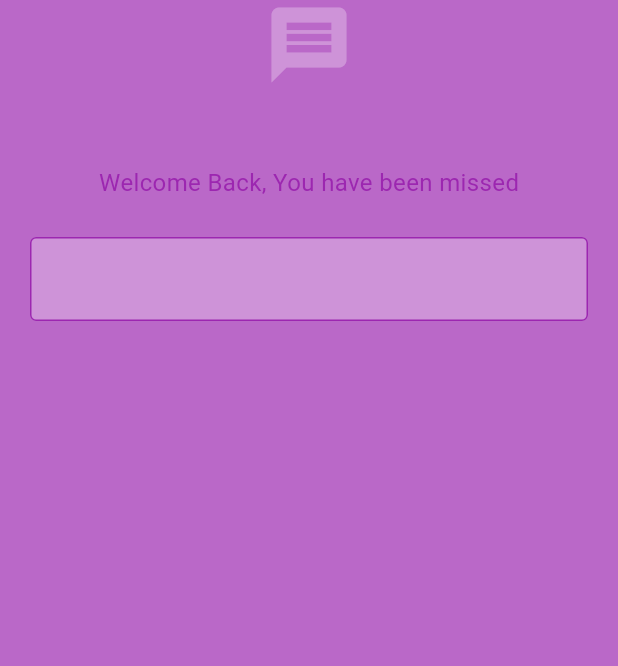
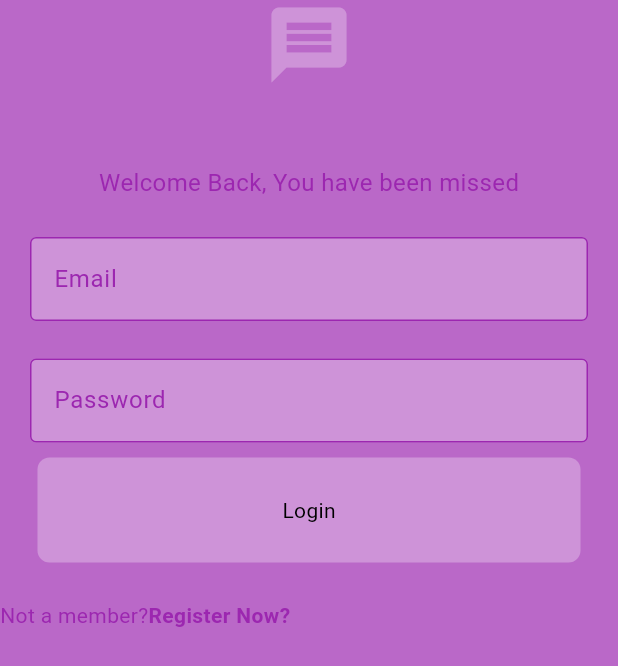
Before and after one commit to Divyanshu-yadav-18/Chat-App, a Flutter app: the screen it shows after launch, on a phone screen of 412 x 824 dp. Shown: the top 666 px of the screen. Run offline on Flutter 3.47's test engine with Material 3 defaults, Android fonts, the phone set to English and light mode, and no system bars.

Commit message:
build login page

```diff
--- /dev/null
+++ b/lib/Components/my_button.dart
@@ -0,0 +1,24 @@
+import 'package:flutter/material.dart';
+
+class MyButton extends StatelessWidget {
+  final String text;
+  final void Function()? onTap;
+  const MyButton({super.key, required this.text, required this.onTap});
+
+  @override
+  Widget build(BuildContext context) {
+    return GestureDetector(
+      onTap: onTap,
+      child: Container(
+        decoration: BoxDecoration(
+            color: Theme.of(context).colorScheme.secondary,
+            borderRadius: BorderRadius.circular(8)),
+        padding: const EdgeInsets.all(25),
+        margin: const EdgeInsets.symmetric(horizontal: 25),
+        child: Center(
+          child: Text(text),
+        ),
+      ),
+    );
+  }
+}
--- a/lib/Components/mytextfield.dart
+++ b/lib/Components/mytextfield.dart
@@ -1,20 +1,32 @@
 import 'package:flutter/material.dart';
 
 class Mytextfield extends StatelessWidget {
-  const Mytextfield({super.key});
+  final String? hintText;
+  final bool obscureText;
+  final TextEditingController? controller;
+
+  const Mytextfield(
+      {super.key,
+      required this.hintText,
+      required this.obscureText,
+      required this.controller});
 
   @override
   Widget build(BuildContext context) {
     return Padding(
       padding: const EdgeInsets.symmetric(horizontal: 20.0),
       child: TextField(
+        obscureText: obscureText,
+        controller: controller,
         decoration: InputDecoration(
             enabledBorder: OutlineInputBorder(
               borderSide:
                   BorderSide(color: Theme.of(context).colorScheme.primary),
             ),
             fillColor: Theme.of(context).colorScheme.secondary,
-            filled: true),
+            filled: true,
+            hintText: hintText,
+            hintStyle: TextStyle(color: Theme.of(context).colorScheme.primary)),
       ),
     );
   }
--- a/lib/pages/login_page.dart
+++ b/lib/pages/login_page.dart
@@ -1,8 +1,15 @@
+import 'package:chatting_app/Components/my_button.dart';
 import 'package:chatting_app/Components/mytextfield.dart';
 import 'package:flutter/material.dart';
 
 class LoginPage extends StatelessWidget {
-  const LoginPage({super.key});
+  final TextEditingController _emailContriller = TextEditingController();
+  final TextEditingController _pwContriller = TextEditingController();
+  LoginPage({super.key});
+
+  //login method
+
+  void login() {}
 
   @override
   Widget build(BuildContext context) {
@@ -32,7 +39,49 @@ class LoginPage extends StatelessWidget {
               height: 25,
             ),
 
-            Mytextfield()
+            Mytextfield(
+              hintText: "Email",
+              obscureText: false,
+              controller: _emailContriller,
+            ),
+
+            const SizedBox(
+              height: 25,
+            ),
+
+            Mytextfield(
+              hintText: "Password",
+              obscureText: true,
+              controller: _pwContriller,
+            ),
+            const SizedBox(
+              height: 10,
+            ),
+
+            MyButton(
+              text: 'Login',
+              onTap: login,
+            ),
+
+            const SizedBox(
+              height: 25,
+            ),
+
+            Row(
+              children: [
+                Text(
+                  'Not a member?',
+                  style:
+                      TextStyle(color: Theme.of(context).colorScheme.primary),
+                ),
+                Text(
+                  'Register Now?',
+                  style: TextStyle(
+                      color: Theme.of(context).colorScheme.primary,
+                      fontWeight: FontWeight.bold),
+                )
+              ],
+            )
           ],
         ),
       ),
```
